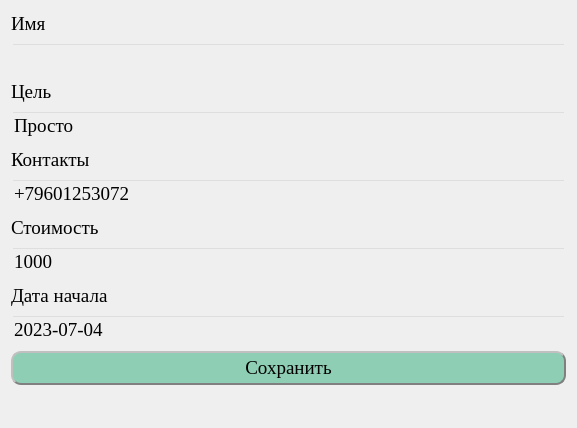
This is Interface/Add_student_form.ui in BackDad/Diploma_GB as Qt 5 draws it before an edit. The edited form follows.
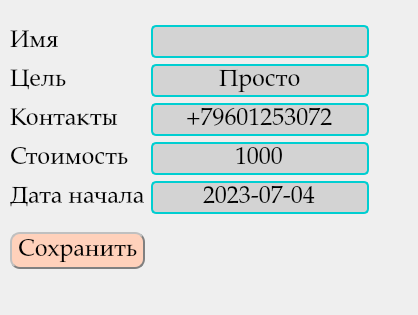
This is the edited form.

Commit message: изменено основно окно и оформление приложения

What changed in the file:
```diff
--- a/Interface/Add_student_form.ui
+++ b/Interface/Add_student_form.ui
@@ -6,8 +6,8 @@
    <rect>
     <x>0</x>
     <y>0</y>
-    <width>577</width>
-    <height>428</height>
+    <width>418</width>
+    <height>315</height>
    </rect>
   </property>
   <property name="font">
@@ -21,13 +21,47 @@
   <property name="styleSheet">
    <string notr="true"/>
   </property>
-  <layout class="QVBoxLayout" name="verticalLayout">
+  <widget class="QLabel" name="Error_lable">
+   <property name="geometry">
+    <rect>
+     <x>9</x>
+     <y>397</y>
+     <width>16</width>
+     <height>22</height>
+    </rect>
+   </property>
+   <property name="font">
+    <font>
+     <family>Palatino Linotype</family>
+     <pointsize>18</pointsize>
+    </font>
+   </property>
+   <property name="styleSheet">
+    <string notr="true">color: rgb(0, 0, 0);
+background-color: rgba(255, 255, 255, 0);</string>
+   </property>
+   <property name="text">
+    <string/>
+   </property>
+  </widget>
+  <widget class="QWidget" name="">
+   <property name="geometry">
+    <rect>
+     <x>10</x>
+     <y>13</y>
+     <width>359</width>
+     <height>268</height>
+    </rect>
+   </property>
+   <layout class="QGridLayout" name="gridLayout">
+    <item row="0" column="0">
+     <layout class="QVBoxLayout" name="verticalLayout_2">
    <item>
     <widget class="QLabel" name="Name_label">
      <property name="font">
       <font>
-       <family>Times New Roman</family>
-       <pointsize>14</pointsize>
+          <family>Palatino Linotype</family>
+          <pointsize>18</pointsize>
       </font>
      </property>
      <property name="styleSheet">
@@ -39,26 +73,12 @@
      </property>
     </widget>
    </item>
-   <item>
-    <widget class="QLineEdit" name="Name">
-     <property name="font">
-      <font>
-       <family>Times New Roman</family>
-       <pointsize>14</pointsize>
-      </font>
-     </property>
-     <property name="styleSheet">
-      <string notr="true">color: rgb(0, 0, 0);
-background-color: rgba(255, 255, 255, 0);</string>
-     </property>
-    </widget>
-   </item>
    <item>
     <widget class="QLabel" name="Target_label">
      <property name="font">
       <font>
-       <family>Times New Roman</family>
-       <pointsize>14</pointsize>
+          <family>Palatino Linotype</family>
+          <pointsize>18</pointsize>
       </font>
      </property>
      <property name="styleSheet">
@@ -70,29 +90,12 @@
      </property>
     </widget>
    </item>
-   <item>
-    <widget class="QLineEdit" name="Target">
-     <property name="font">
-      <font>
-       <family>Times New Roman</family>
-       <pointsize>14</pointsize>
-      </font>
-     </property>
-     <property name="styleSheet">
-      <string notr="true">color: rgb(0, 0, 0);
-background-color: rgba(255, 255, 255, 0);</string>
-     </property>
-     <property name="text">
-      <string>Просто</string>
-     </property>
-    </widget>
-   </item>
    <item>
     <widget class="QLabel" name="Contact_label">
      <property name="font">
       <font>
-       <family>Times New Roman</family>
-       <pointsize>14</pointsize>
+          <family>Palatino Linotype</family>
+          <pointsize>18</pointsize>
       </font>
      </property>
      <property name="styleSheet">
@@ -104,29 +107,12 @@
      </property>
     </widget>
    </item>
-   <item>
-    <widget class="QLineEdit" name="Contact">
-     <property name="font">
-      <font>
-       <family>Times New Roman</family>
-       <pointsize>14</pointsize>
-      </font>
-     </property>
-     <property name="styleSheet">
-      <string notr="true">color: rgb(0, 0, 0);
-background-color: rgba(255, 255, 255, 0);</string>
-     </property>
-     <property name="text">
-      <string>+79601253072</string>
-     </property>
-    </widget>
-   </item>
    <item>
     <widget class="QLabel" name="Cost_label">
      <property name="font">
       <font>
-       <family>Times New Roman</family>
-       <pointsize>14</pointsize>
+          <family>Palatino Linotype</family>
+          <pointsize>18</pointsize>
       </font>
      </property>
      <property name="styleSheet">
@@ -138,29 +124,12 @@
      </property>
     </widget>
    </item>
-   <item>
-    <widget class="QLineEdit" name="Cost">
-     <property name="font">
-      <font>
-       <family>Times New Roman</family>
-       <pointsize>14</pointsize>
-      </font>
-     </property>
-     <property name="styleSheet">
-      <string notr="true">color: rgb(0, 0, 0);
-background-color: rgba(255, 255, 255, 0);</string>
-     </property>
-     <property name="text">
-      <string>1000</string>
-     </property>
-    </widget>
-   </item>
    <item>
     <widget class="QLabel" name="Date_label">
      <property name="font">
       <font>
-       <family>Times New Roman</family>
-       <pointsize>14</pointsize>
+          <family>Palatino Linotype</family>
+          <pointsize>18</pointsize>
       </font>
      </property>
      <property name="styleSheet">
@@ -172,40 +141,145 @@
      </property>
     </widget>
    </item>
+     </layout>
+    </item>
+    <item row="0" column="1">
+     <layout class="QVBoxLayout" name="verticalLayout">
+      <item>
+       <widget class="QLineEdit" name="Name">
+        <property name="font">
+         <font>
+          <family>Palatino Linotype</family>
+          <pointsize>18</pointsize>
+         </font>
+        </property>
+        <property name="styleSheet">
+         <string notr="true">QLineEdit {
+    background-color: #D3D3D3;
+    border: 2px solid #00CED1;
+    border-radius: 5px;
+}
+</string>
+        </property>
+        <property name="alignment">
+         <set>Qt::AlignCenter</set>
+        </property>
+       </widget>
+      </item>
+      <item>
+       <widget class="QLineEdit" name="Target">
+        <property name="font">
+         <font>
+          <family>Palatino Linotype</family>
+          <pointsize>18</pointsize>
+         </font>
+        </property>
+        <property name="styleSheet">
+         <string notr="true">QLineEdit {
+    background-color: #D3D3D3;
+    border: 2px solid #00CED1;
+    border-radius: 5px;
+}
+</string>
+        </property>
+        <property name="text">
+         <string>Просто</string>
+        </property>
+        <property name="alignment">
+         <set>Qt::AlignCenter</set>
+        </property>
+       </widget>
+      </item>
+      <item>
+       <widget class="QLineEdit" name="Contact">
+        <property name="font">
+         <font>
+          <family>Palatino Linotype</family>
+          <pointsize>18</pointsize>
+         </font>
+        </property>
+        <property name="styleSheet">
+         <string notr="true">QLineEdit {
+    background-color: #D3D3D3;
+    border: 2px solid #00CED1;
+    border-radius: 5px;
+}
+</string>
+        </property>
+        <property name="text">
+         <string>+79601253072</string>
+        </property>
+        <property name="alignment">
+         <set>Qt::AlignCenter</set>
+        </property>
+       </widget>
+      </item>
+      <item>
+       <widget class="QLineEdit" name="Cost">
+        <property name="font">
+         <font>
+          <family>Palatino Linotype</family>
+          <pointsize>18</pointsize>
+         </font>
+        </property>
+        <property name="styleSheet">
+         <string notr="true">QLineEdit {
+    background-color: #D3D3D3;
+    border: 2px solid #00CED1;
+    border-radius: 5px;
+}
+</string>
+        </property>
+        <property name="text">
+         <string>1000</string>
+        </property>
+        <property name="alignment">
+         <set>Qt::AlignCenter</set>
+        </property>
+       </widget>
+      </item>
    <item>
     <widget class="QLineEdit" name="Date">
      <property name="font">
       <font>
-       <family>Times New Roman</family>
-       <pointsize>14</pointsize>
+          <family>Palatino Linotype</family>
+          <pointsize>18</pointsize>
       </font>
      </property>
      <property name="styleSheet">
-      <string notr="true">color: rgb(0, 0, 0);
-background-color: rgba(255, 255, 255, 0);</string>
+         <string notr="true">QLineEdit {
+    background-color: #D3D3D3;
+    border: 2px solid #00CED1;
+    border-radius: 5px;
+}
+</string>
      </property>
      <property name="text">
       <string>2023-07-04</string>
      </property>
-    </widget>
-   </item>
-   <item>
+        <property name="alignment">
+         <set>Qt::AlignCenter</set>
+        </property>
+       </widget>
+      </item>
+     </layout>
+    </item>
+    <item row="1" column="0">
     <widget class="QPushButton" name="Save_button">
      <property name="font">
       <font>
-       <family>Times New Roman</family>
-       <pointsize>14</pointsize>
+        <family>Palatino Linotype</family>
+        <pointsize>18</pointsize>
       </font>
      </property>
      <property name="styleSheet">
       <string notr="true">
 QPushButton {
-	color: rgb(0, 0, 0);
     border-style: outset;
     border-width: 2px;
     border-color: gray;
     padding: 4px;
-	background-color: rgb(141, 206, 180);
+	background-color: rgb(255, 209, 187);
 	border-radius: 10px;
 
 
@@ -222,24 +296,8 @@
      </property>
     </widget>
    </item>
-   <item>
-    <widget class="QLabel" name="Error_lable">
-     <property name="font">
-      <font>
-       <family>Times New Roman</family>
-       <pointsize>14</pointsize>
-      </font>
-     </property>
-     <property name="styleSheet">
-      <string notr="true">color: rgb(0, 0, 0);
-background-color: rgba(255, 255, 255, 0);</string>
-     </property>
-     <property name="text">
-      <string/>
-     </property>
-    </widget>
-   </item>
-  </layout>
+   </layout>
+  </widget>
  </widget>
  <resources/>
  <connections/>
```
Left out of the diff: 10 changed lines with no effect on the pictures. Lines whose indentation alone changed are shown as unchanged. The commit also changes 5 other files.
